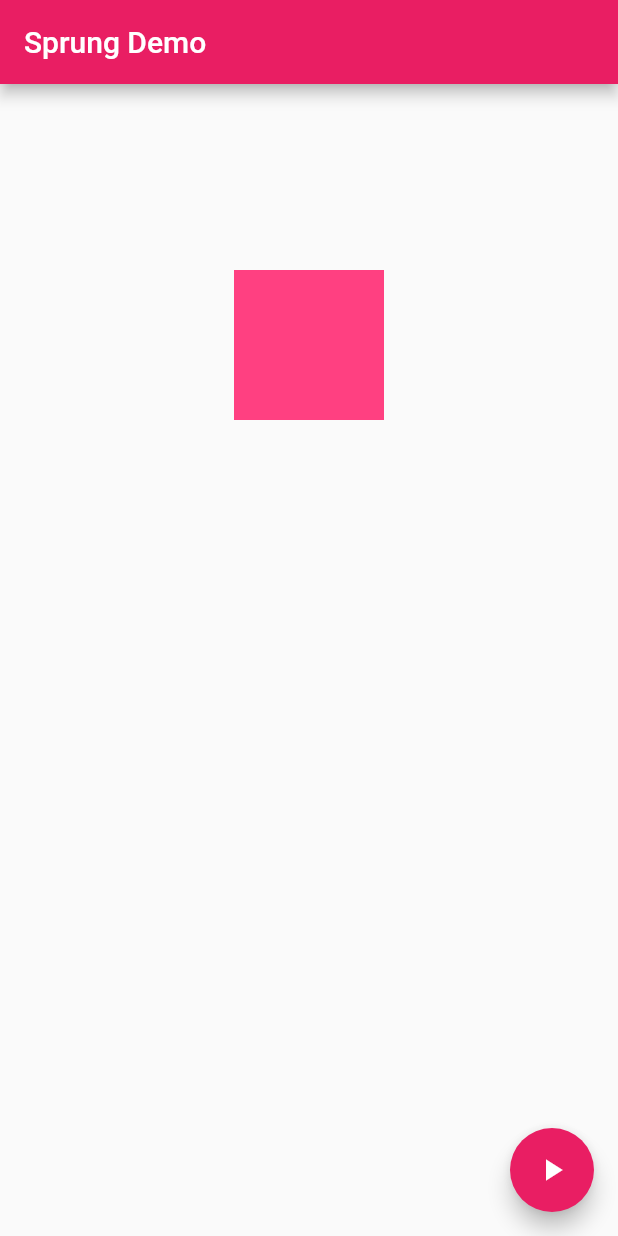
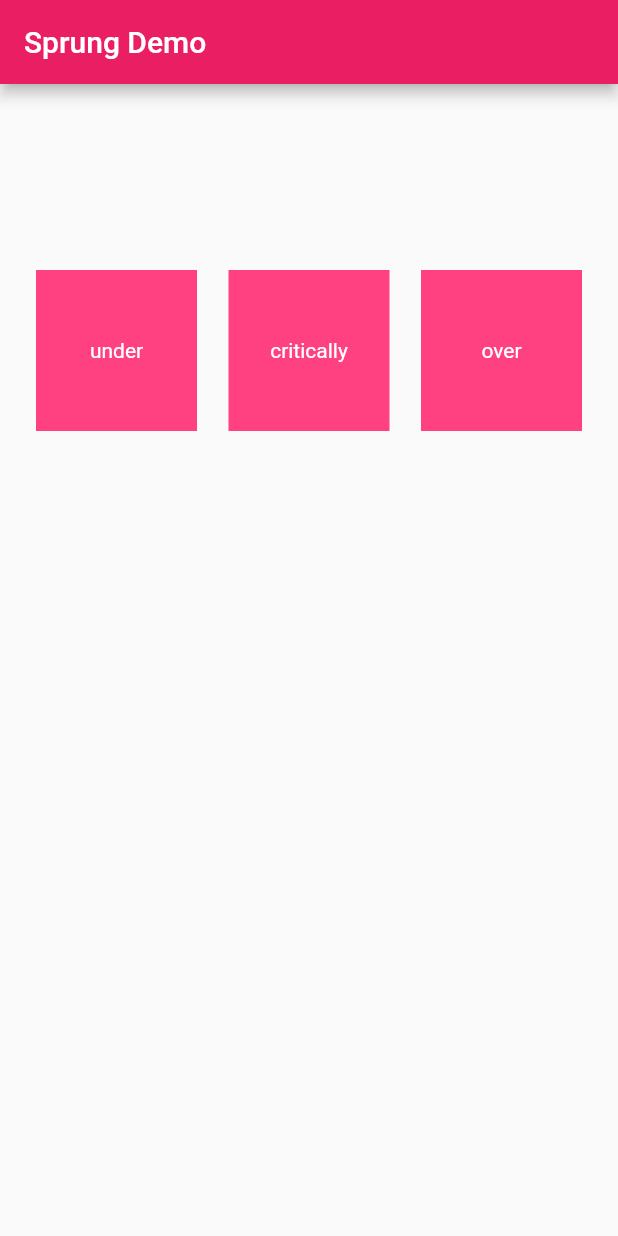
Before and after one commit to lukepighetti/sprung, a Flutter app: the screen it shows after launch, on a phone screen of 412 x 824 dp. Run offline on Flutter 3.47's test engine with Material 2 defaults, Android fonts, the phone set to English and light mode, and no system bars.

Commit message:
final equations, cleanup

```diff
--- a/lib/main.dart
+++ b/lib/main.dart
@@ -1,5 +1,4 @@
 import 'package:flutter/material.dart';
-import 'dart:math' as Math;
 
 import './sprung.dart';
 
@@ -47,19 +46,6 @@ class MyHomePage extends StatefulWidget {
 }
 
 class _MyHomePageState extends State<MyHomePage> {
-  bool _isOffset = false;
-
-  void _toggleOffset() {
-    setState(() {
-      // This call to setState tells the Flutter framework that something has
-      // changed in this State, which causes it to rerun the build method below
-      // so that the display can reflect the updated values. If we changed
-      // _counter without calling setState(), then the build method would not be
-      // called again, and so nothing would appear to happen.
-      this._isOffset = !this._isOffset;
-    });
-  }
-
   @override
   Widget build(BuildContext context) {
     // This method is rerun every time setState is called, for instance as done
@@ -81,95 +67,77 @@ class _MyHomePageState extends State<MyHomePage> {
         alignment: Alignment.topCenter,
         padding: EdgeInsets.all(24.0),
 
-        child: LayoutBuilder(
-          builder: (context, constraints) {
-            final height = constraints.maxHeight;
-
-            return AnimatedContainer(
-              duration: Duration(milliseconds: 1000),
-              curve: Sprung(damped: Damped.under),
-              margin: EdgeInsets.only(
-                top: this._isOffset ? height - 200.0 : 100.0,
-              ),
-              height: 100.0,
-              width: 100.0,
-              color: Colors.pinkAccent,
-            );
-          },
+        child: Row(
+          crossAxisAlignment: CrossAxisAlignment.start,
+          mainAxisAlignment: MainAxisAlignment.spaceBetween,
+          children: <Widget>[
+            SprungBox(damped: Damped.under),
+            SprungBox(damped: Damped.critically),
+            SprungBox(damped: Damped.over),
+          ],
         ),
-      ),
-      floatingActionButton: FloatingActionButton(
-        onPressed: _toggleOffset,
-        tooltip: 'Animated',
-        child: Icon(Icons.play_arrow),
       ), // This trailing comma makes auto-formatting nicer for build methods.
     );
   }
 }
 
-// ///
-// ///
-// ///
+class SprungBox extends StatefulWidget {
+  final Damped damped;
+  final Duration duration;
 
-// class Sprung extends Curve {
-//   Sprung();
+  SprungBox({
+    this.damped = Damped.critically,
+    duration,
+  }) : this.duration = duration ?? Duration(milliseconds: 700);
 
-//   @override
-//   double transform(double t) {
-//     // final sqrt = Math.sqrt;
-//     // final e = Math.exp;
+  @override
+  _SprungBoxState createState() => _SprungBoxState();
+}
 
-//     // final m = 1.0;
-//     // final k = 180.0;
-//     // final c = 12.0;
+class _SprungBoxState extends State<SprungBox> {
+  bool _isOffset = false;
 
-//     // final ckm = sqrt(c * c - 4 * k * m);
-//     // final mcm = m - (c / m);
+  void _toggleOffset() {
+    setState(() {
+      // This call to setState tells the Flutter framework that something has
+      // changed in this State, which causes it to rerun the build method below
+      // so that the display can reflect the updated values. If we changed
+      // _counter without calling setState(), then the build method would not be
+      // called again, and so nothing would appear to happen.
+      this._isOffset = !this._isOffset;
+    });
+  }
 
-//     // print([ckm, mcm]);
+  @override
+  Widget build(BuildContext context) {
+    return LayoutBuilder(
+      builder: (context, constraints) {
+        final height = constraints.maxHeight;
+        final text = this.widget.damped.toString().split(".").last;
+        final top = this._isOffset ? height - 200.0 : 100.0;
 
-//     // final first = (1 / ckm) * 0.5 * c * (-e(0.5 * t) * (-ckm / mcm));
-//     // final second = c * e(0.5 * t * (ckm / mcm));
-//     // final third = ckm * e(0.5 * t * (-ckm / mcm));
-//     // final fourth = ckm * e(0.5 * t * (ckm / mcm));
-//     // final fifth = 2 * ckm;
+        final width = MediaQuery.of(context).size.width / 3 - 30;
 
-//     // final result = -first + second + third + fourth - fifth;
-
-//     // print(result);
-//     // return result;
-
-//     final e = Math.exp;
-//     final sin = Math.sin;
-//     final cos = Math.cos;
-
-//     // f(t) => -0.5 * e(-6 * t) * (-2 * e(6 * t) + sin(12 * t) + 2 * cos(12 * t));
-
-//     f(t) => -0.5 * e(-6 * t) * (-2 * e(6 * t) + sin(12 * t) + 2 * cos(12 * t));
-
-//     return f(t);
-//   }
-// }
-
-// // f(double t) => t.toStringAsFixed(2);
-
-// // this.distance = 100,
-// // duration,
-// // this.friction = 0.2,
-// // this.mass = 1,
-// // this.spring = 0.5,
-// // }) : this.duration = Duration(milliseconds: 300);
-
-// // final k = spring;
-// // final x = distance;
-// // final m = mass;
-// // final u = spring;
-// // final dt = duration.inMilliseconds / 1000;
-
-// // f(t) => ((k * (x * (1 - t)) / m) - u) * (dt * dt) / 2;
-
-// // final result = 1 - f(t) / f(0.0);
-
-// // print([k, x, m, u, dt, result]);
-
-// // return result;
+        return GestureDetector(
+          onTap: _toggleOffset,
+          child: AnimatedContainer(
+            duration: this.widget.duration,
+            curve: Sprung(damped: this.widget.damped),
+            margin: EdgeInsets.only(
+              top: top,
+            ),
+            height: width,
+            width: width,
+            color: Colors.pinkAccent,
+            child: Center(
+              child: Text(
+                text,
+                style: TextStyle(color: Colors.white),
+              ),
+            ),
+          ),
+        );
+      },
+    );
+  }
+}
```
Also changed, not shown: lib/sprung.dart (+18 -25 lines).
